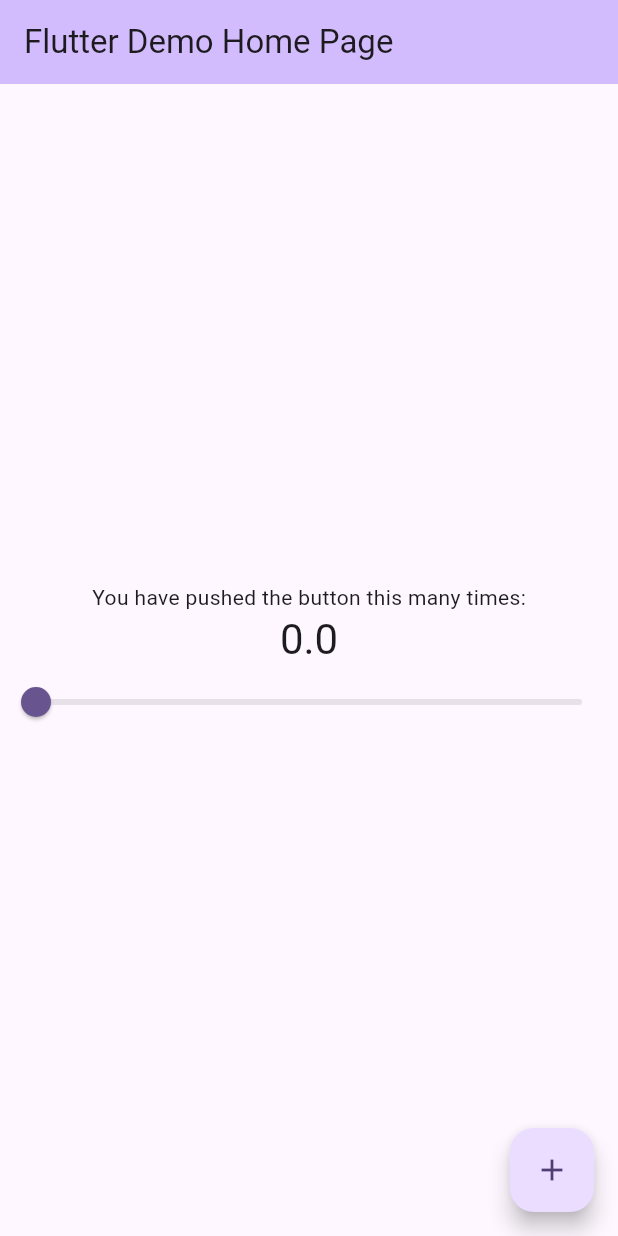
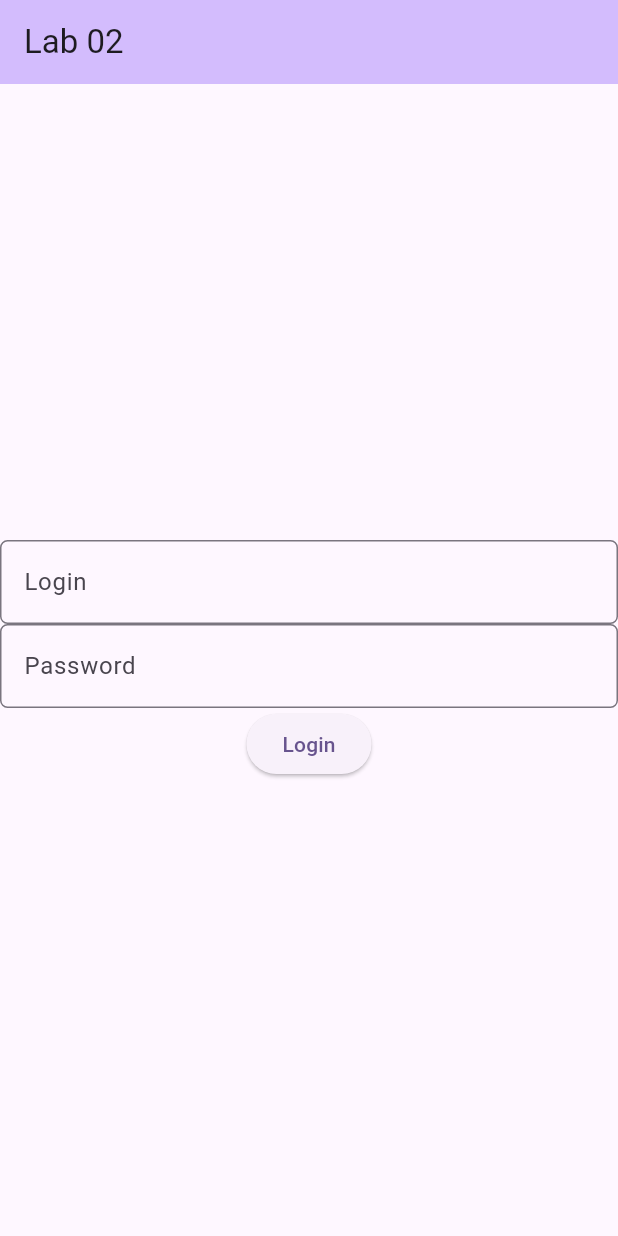
Before and after one commit to morr0841/flutter_labs_2026, a Flutter app: the screen it shows after launch, on a phone screen of 412 x 824 dp. Run offline on Flutter 3.47's test engine with Material 3 defaults, Android fonts, the phone set to English and light mode, and no system bars.

Commit message:
Changed to login. Added text fields

```diff
--- a/lib/main.dart
+++ b/lib/main.dart
@@ -10,12 +10,12 @@ class MyApp extends StatelessWidget {
   @override
   Widget build(BuildContext context) {
     return MaterialApp(
-      title: 'Flutter Demo',
+      title: 'Lab 2',
       theme: ThemeData(
 
         colorScheme: ColorScheme.fromSeed(seedColor: Colors.deepPurple),
       ),
-      home: const MyHomePage(title: 'Flutter Demo Home Page'),
+      home: const MyHomePage(title: 'Lab 02'),
     );
   }
 }
@@ -30,25 +30,11 @@ class MyHomePage extends StatefulWidget {
 }
 
 class _MyHomePageState extends State<MyHomePage> {
-  double _counter = 0;
-  void setNewValue(double value)
-  {
-    setState(() {
-      _counter = value;
-    });
-  }
-  void _incrementCounter() {
-    setState(() {
-      if(_counter < 99.0)
-        _counter++;
-    });
-  }
 
   @override
   Widget build(BuildContext context) {
     return Scaffold(
       appBar: AppBar(
-
         backgroundColor: Theme.of(context).colorScheme.inversePrimary,
         title: Text(widget.title),
       ),
@@ -56,20 +42,25 @@ class _MyHomePageState extends State<MyHomePage> {
         child: Column(
           mainAxisAlignment: MainAxisAlignment.center,
           children: <Widget>[
-            const Text('You have pushed the button this many times:', ),
-            Text(
-              '$_counter',
-              style: Theme.of(context).textTheme.headlineMedium,
+            TextField(
+              decoration: InputDecoration(
+                  hintText: 'Login',
+                  border: OutlineInputBorder(borderRadius: BorderRadius.all(Radius.circular(5)))
+              ),
             ),
-            Slider(value:_counter, max:100.0, onChanged: setNewValue, min:0.0 )
+            TextField(
+              obscureText: true,
+              decoration: InputDecoration(
+                  hintText: 'Password',
+                  border: OutlineInputBorder(borderRadius: BorderRadius.all(Radius.circular(5)))
+              ),
+            ),
+            ElevatedButton(
+              onPressed: () {  }, //  <--- Lambda function
+              child:Text('Login'),
+            )
           ],
         ),
-      ),
-
-      floatingActionButton: FloatingActionButton(
-        onPressed: _incrementCounter,
-        tooltip: 'Increment',
-        child: const Icon(Icons.add),
       ),
     );
   }
```
